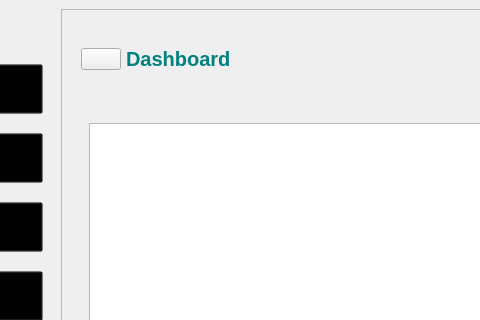
Qt form generated-files/ui/new_login.ui (HideyaChaabene/python_project) before a commit; both pictures show x 250 to 730 and y 0 to 320 of the 1179 by 699 pixel window.
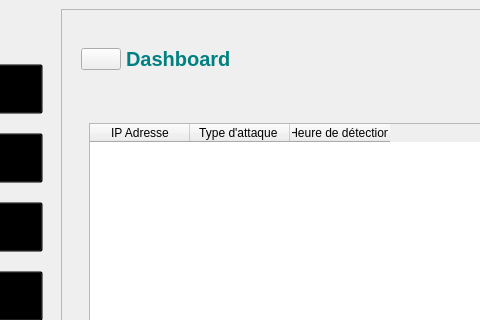
The same form after that commit. The open tabs and pages were chosen to show the change. Icons and pictures are not drawn. Custom widgets are drawn as their Qt base class.

Patch:
```diff
--- a/generated-files/ui/new_login.ui
+++ b/generated-files/ui/new_login.ui
@@ -2837,7 +2837,23 @@
                    <widget class="QWidget" name="alert">
                     <layout class="QVBoxLayout" name="verticalLayout_41">
                      <item>
-                      <widget class="QTableWidget" name="tableWidget_4" />
+                      <widget class="QTableWidget" name="alert_table">
+                       <column>
+                        <property name="text">
+                         <string>IP Adresse</string>
+                        </property>
+                       </column>
+                       <column>
+                        <property name="text">
+                         <string>Type d'attaque </string>
+                        </property>
+                       </column>
+                       <column>
+                        <property name="text">
+                         <string>Heure de détection</string>
+                        </property>
+                       </column>
+                      </widget>
                      </item>
                     </layout>
                    </widget>
```
Left out of the diff: 8 changed lines with no effect on the pictures.
